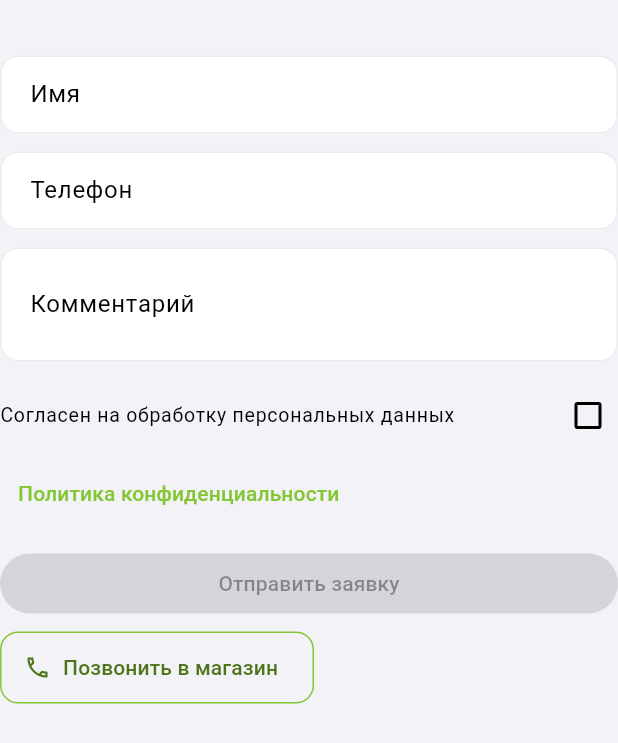
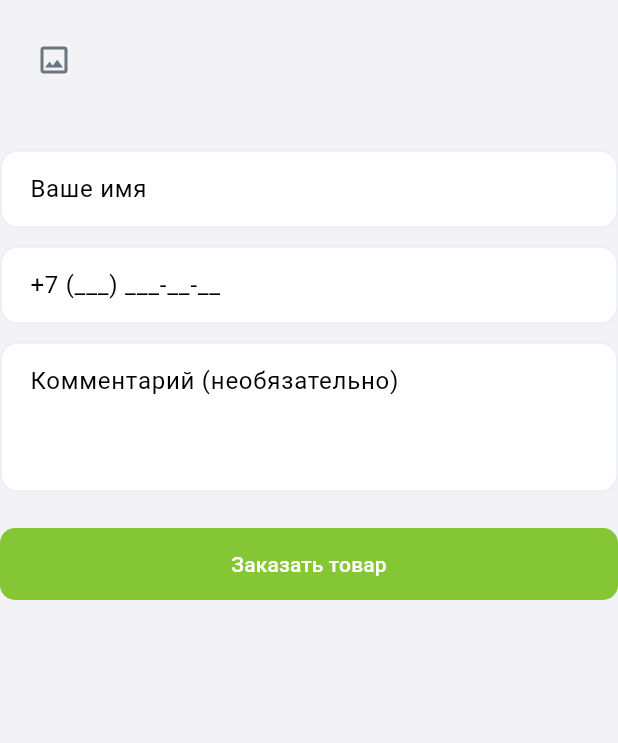
Before and after one commit to Lvov-Studio/Replatinum.ru, a Flutter app: the ProductInquiryForm widget shown alone on an empty page, opened directly with empty values, on a phone screen of 412 x 824 dp. Shown: the top 743 px of the screen. Run offline on Flutter 3.47's test engine with Material 3 defaults, Android fonts, the phone set to English and light mode, and no system bars; our stand-ins replace cached_network_image, carousel_slider, dio, flutter_html, webview_flutter; network calls fail.

Commit message:
Simplify product inquiry sheet and verify website delivery contract

```diff
--- a/lib/ui/widgets/product_purchase_sheets.dart
+++ b/lib/ui/widgets/product_purchase_sheets.dart
@@ -2,6 +2,58 @@ import 'package:flutter/material.dart';
 import 'package:url_launcher/url_launcher.dart';
 import '../../core/utils/price_formatter.dart';
 import '../../data/api/api_service.dart';
+import '../../core/theme/app_colors.dart';
+import 'package:cached_network_image/cached_network_image.dart';
+
+Future<void> showProductOrderSheet(
+  BuildContext context, {
+  required String productId,
+  required String productName,
+  required String productImage,
+  ApiService? apiService,
+}) =>
+    showModalBottomSheet<void>(
+      context: context,
+      useRootNavigator: true,
+      isScrollControlled: true,
+      useSafeArea: true,
+      backgroundColor: AppColors.surface,
+      shape: const RoundedRectangleBorder(
+          borderRadius: BorderRadius.vertical(top: Radius.circular(20))),
+      builder: (context) => SingleChildScrollView(
+          child: Padding(
+        padding: EdgeInsets.fromLTRB(
+            20, 12, 20, 24 + MediaQuery.viewInsetsOf(context).bottom),
+        child: Column(
+            mainAxisSize: MainAxisSize.min,
+            crossAxisAlignment: CrossAxisAlignment.start,
+            children: [
+              Row(children: [
+                const Expanded(
+                    child: Text('Под заказ',
+                        style: TextStyle(
+                            fontSize: 22, fontWeight: FontWeight.w700))),
+                IconButton(
+                    tooltip: 'Закрыть',
+                    onPressed: () => Navigator.of(context).pop(),
+                    icon:
+                        const Icon(Icons.close, color: AppColors.secondaryText))
+              ]),
+              const SizedBox(height: 8),
+              const Text('Менеджер сообщит сроки поставки и актуальную цену.',
+                  style: TextStyle(
+                      fontSize: 14,
+                      height: 1.4,
+                      color: AppColors.secondaryText)),
+              const SizedBox(height: 20),
+              ProductInquiryForm(
+                  productId: productId,
+                  productName: productName,
+                  productImage: productImage,
+                  apiService: apiService),
+            ]),
+      )),
+    );
 
 Future<void> showProductInformation(
         BuildContext context, String title, Widget content) =>
@@ -67,8 +119,14 @@ class _InstallmentCalculatorState extends State<InstallmentCalculator> {
 
 class ProductInquiryForm extends StatefulWidget {
   final String productId, productName;
+  final String productImage;
+  final ApiService? apiService;
   const ProductInquiryForm(
-      {super.key, required this.productId, required this.productName});
+      {super.key,
+      required this.productId,
+      required this.productName,
+      this.productImage = '',
+      this.apiService});
   @override
   State<ProductInquiryForm> createState() => _ProductInquiryFormState();
 }
@@ -78,7 +136,7 @@ class _ProductInquiryFormState extends State<ProductInquiryForm> {
   final _name = TextEditingController(),
       _phone = TextEditingController(),
       _comment = TextEditingController();
-  bool _consent = false, _sending = false, _sent = false;
+  bool _sending = false, _sent = false;
   String? _error;
   @override
   void dispose() {
@@ -92,13 +150,13 @@ class _ProductInquiryFormState extends State<ProductInquiryForm> {
       .replaceAll(RegExp(r'\D'), '')
       .replaceFirst(RegExp(r'^[78](?=\d{10}$)'), '');
   Future<void> _send() async {
-    if (!_consent || !_form.currentState!.validate()) return;
+    if (_sending || !_form.currentState!.validate()) return;
     setState(() {
       _sending = true;
       _error = null;
     });
     try {
-      await ApiService().submitProductInquiry(
+      await (widget.apiService ?? ApiService()).submitProductInquiry(
           productId: widget.productId,
           productName: widget.productName,
           name: _name.text.trim(),
@@ -126,19 +184,47 @@ class _ProductInquiryFormState extends State<ProductInquiryForm> {
     return Form(
         key: _form,
         child: Column(crossAxisAlignment: CrossAxisAlignment.start, children: [
-          Text(widget.productName),
-          const SizedBox(height: 16),
+          DecoratedBox(
+            decoration: BoxDecoration(
+                color: AppColors.background,
+                borderRadius: BorderRadius.circular(12)),
+            child: Padding(
+                padding: const EdgeInsets.all(12),
+                child: Row(children: [
+                  SizedBox(
+                      width: 48,
+                      height: 56,
+                      child: widget.productImage.isEmpty
+                          ? const Icon(Icons.image_outlined,
+                              color: AppColors.secondaryText)
+                          : CachedNetworkImage(
+                              imageUrl: widget.productImage,
+                              fit: BoxFit.contain,
+                              errorWidget: (_, __, ___) =>
+                                  const Icon(Icons.image_outlined))),
+                  const SizedBox(width: 12),
+                  Expanded(
+                      child: Text(widget.productName,
+                          style: const TextStyle(fontSize: 14, height: 1.3))),
+                ])),
+          ),
+          const SizedBox(height: 20),
           TextFormField(
               controller: _name,
-              decoration: const InputDecoration(labelText: 'Имя'),
+              decoration: const InputDecoration(hintText: 'Ваше имя'),
               textCapitalization: TextCapitalization.words,
+              textInputAction: TextInputAction.next,
+              autofillHints: const [AutofillHints.name],
+              validator: (_) =>
+                  _name.text.trim().isEmpty ? 'Введите имя' : null,
               enabled: !_sending),
           const SizedBox(height: 12),
           TextFormField(
               controller: _phone,
-              decoration: const InputDecoration(
-                  labelText: 'Телефон', hintText: '+7 (___) ___-__-__'),
+              decoration: const InputDecoration(hintText: '+7 (___) ___-__-__'),
               keyboardType: TextInputType.phone,
+              textInputAction: TextInputAction.next,
+              autofillHints: const [AutofillHints.telephoneNumber],
               enabled: !_sending,
               validator: (_) => _digits.length == 10
                   ? null
@@ -146,37 +232,24 @@ class _ProductInquiryFormState extends State<ProductInquiryForm> {
           const SizedBox(height: 12),
           TextFormField(
               controller: _comment,
-              decoration: const InputDecoration(labelText: 'Комментарий'),
-              maxLines: 2,
+              decoration: const InputDecoration(
+                  hintText: 'Комментарий (необязательно)'),
+              maxLines: 3,
               enabled: !_sending),
-          const SizedBox(height: 8),
-          CheckboxListTile(
-              contentPadding: EdgeInsets.zero,
-              value: _consent,
-              onChanged: _sending
-                  ? null
-                  : (v) => setState(() => _consent = v ?? false),
-              title: const Text('Согласен на обработку персональных данных',
-                  style: TextStyle(fontSize: 13))),
-          TextButton(
-              onPressed: () => launchUrl(
-                  Uri.parse('https://replatinum.ru/privacy-policy/'),
-                  mode: LaunchMode.externalApplication),
-              child: const Text('Политика конфиденциальности')),
           if (_error != null)
             Text(_error!,
                 style: TextStyle(color: Theme.of(context).colorScheme.error)),
-          const SizedBox(height: 12),
+          const SizedBox(height: 24),
           SizedBox(
               width: double.infinity,
               child: FilledButton(
-                  onPressed: _sending || !_consent ? null : _send,
-                  child: Text(_sending ? 'Отправляем…' : 'Отправить заявку'))),
-          const SizedBox(height: 8),
-          OutlinedButton.icon(
-              onPressed: callStore,
-              icon: const Icon(Icons.phone_outlined),
-              label: const Text('Позвонить в магазин'))
+                  onPressed: _sending ? null : _send,
+                  style: FilledButton.styleFrom(
+                      foregroundColor: AppColors.white,
+                      minimumSize: const Size(0, 48),
+                      shape: RoundedRectangleBorder(
+                          borderRadius: BorderRadius.circular(10))),
+                  child: Text(_sending ? 'Отправляем…' : 'Заказать товар'))),
         ]));
   }
 }
```
Also changed, not shown: lib/data/api/api_service.dart (+8 -7 lines), lib/ui/screens/product_detail_screen.dart (+7 -5 lines), 4 other files.
